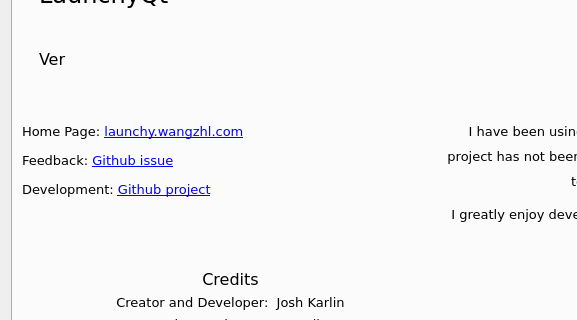
Above: src/Launchy/OptionDialog.ui from samsonwang/LaunchyQt before the change; both pictures show x 0 to 577 and y 87 to 407 of the 883 by 526 pixel window. Below: the same form after it.
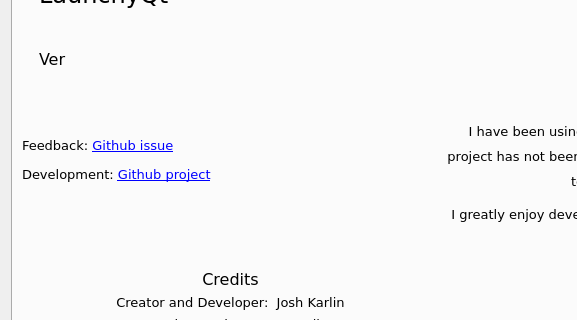
That is the form after the change. The open tabs and pages were chosen to show the change. Icons and pictures are not drawn. Custom widgets are drawn as their Qt base class.

Commit message:
update About links
about links broken
* remove homepage due to broken link
* update github project url

What changed in the file:
```diff
--- a/src/Launchy/OptionDialog.ui
+++ b/src/Launchy/OptionDialog.ui
@@ -2287,7 +2287,7 @@
             </size>
            </property>
            <property name="text">
-            <string>&lt;html&gt;&lt;head/&gt;&lt;body&gt;&lt;p&gt;Home Page: &lt;a href=&quot;https://launchy.wangzhl.com&quot;&gt;&lt;span style=&quot; text-decoration: underline; color:#0000ff;&quot;&gt;launchy.wangzhl.com&lt;/span&gt;&lt;/a&gt;&lt;/p&gt;&lt;p&gt;Feedback: &lt;a href=&quot;https://github.com/samsonwang/LaunchyQt/issues&quot;&gt;&lt;span style=&quot; text-decoration: underline; color:#0000ff;&quot;&gt;Github issue&lt;/span&gt;&lt;/a&gt;&lt;/p&gt;&lt;p&gt;Development: &lt;a href=&quot;https://github.com/samsonwang/LaunchyQt/projects/1&quot;&gt;&lt;span style=&quot; text-decoration: underline; color:#0000ff;&quot;&gt;Github project&lt;/span&gt;&lt;/a&gt;&lt;/p&gt;&lt;/body&gt;&lt;/html&gt;</string>
+            <string>&lt;html&gt;&lt;head/&gt;&lt;body&gt;&lt;p&gt;Feedback: &lt;a href=&quot;https://github.com/samsonwang/LaunchyQt/issues&quot;&gt;&lt;span style=&quot; text-decoration: underline; color:#0000ff;&quot;&gt;Github issue&lt;/span&gt;&lt;/a&gt;&lt;/p&gt;&lt;p&gt;Development: &lt;a href=&quot;https://github.com/samsonwang/LaunchyQt/&quot;&gt;&lt;span style=&quot; text-decoration: underline; color:#0000ff;&quot;&gt;Github project&lt;/span&gt;&lt;/a&gt;&lt;/p&gt;&lt;/body&gt;&lt;/html&gt;</string>
            </property>
            <property name="textFormat">
             <enum>Qt::RichText</enum>
```
